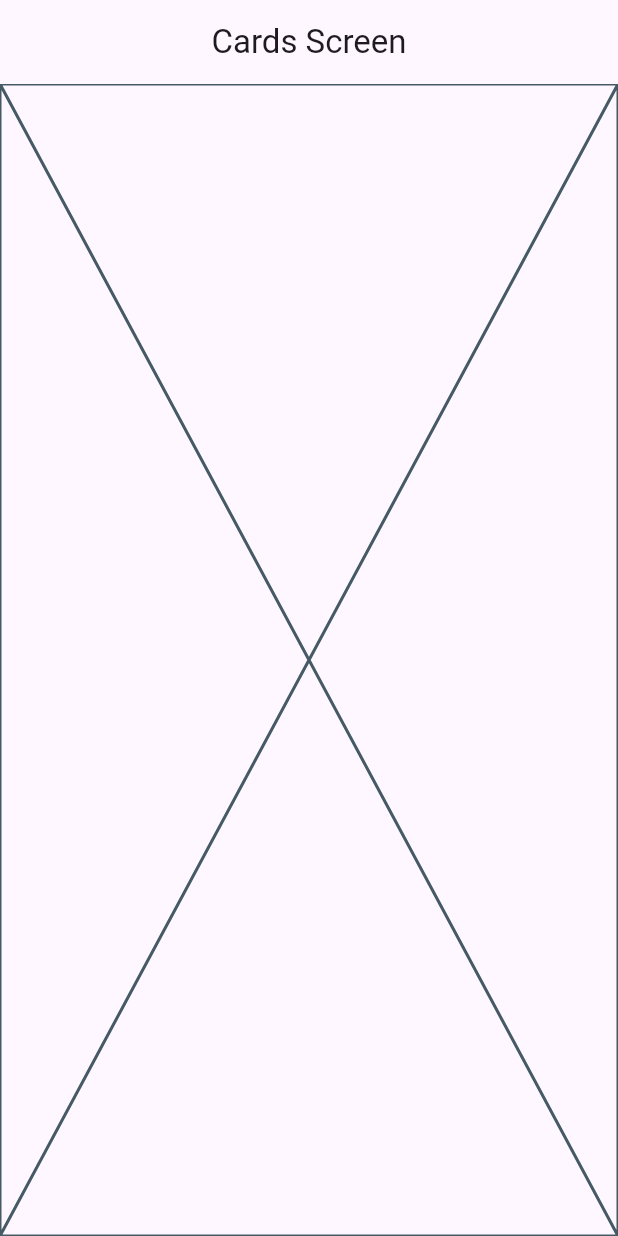
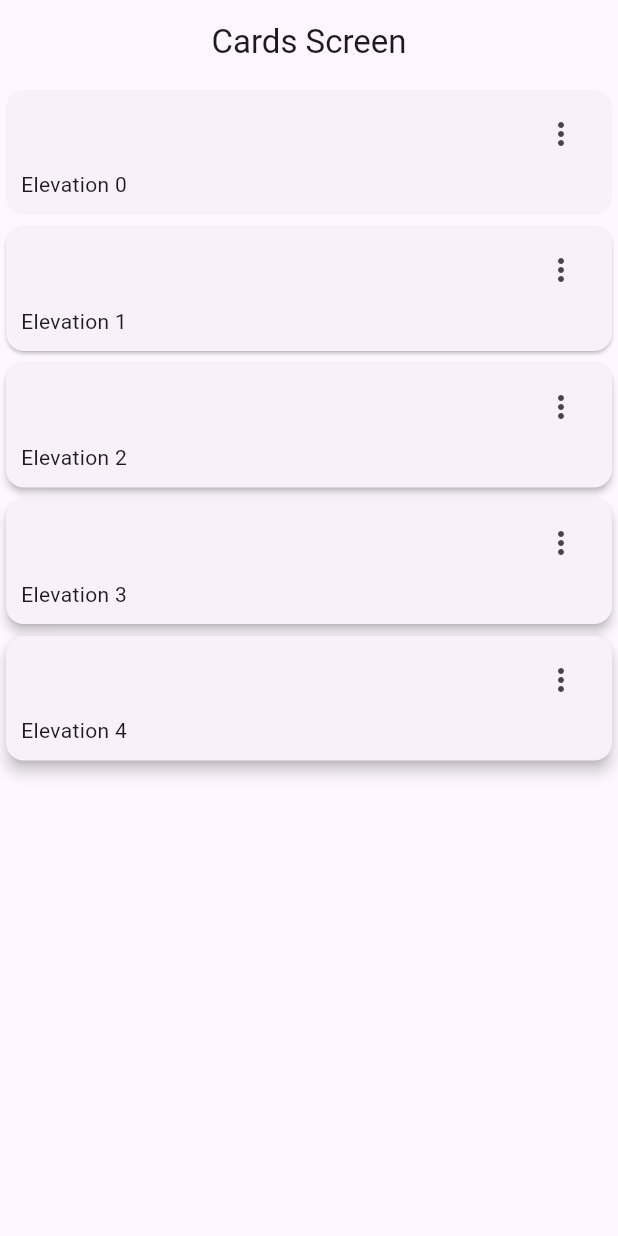
Before and after one commit to rodriandres/flutter-widgets-app, a Flutter app: the CardsScreen screen opened by its route, on a phone screen of 412 x 824 dp. Run offline on Flutter 3.47's test engine with Material 3 defaults, Android fonts, the phone set to English and light mode, and no system bars; our stand-ins replace go_router.

Commit message:
custom cards columns

```diff
--- a/lib/presentations/screens/cards/cards_screen.dart
+++ b/lib/presentations/screens/cards/cards_screen.dart
@@ -1,5 +1,14 @@
 
 import 'package:flutter/material.dart';
+import 'package:flutter/widgets.dart';
+
+const cards = <Map<String, dynamic>> [
+  { 'elevation': 0.0, 'label': 'Elevation 0' },
+  { 'elevation': 1.0, 'label': 'Elevation 1'  },
+  { 'elevation': 2.0, 'label': 'Elevation 2' },
+  { 'elevation': 3.0, 'label': 'Elevation 3'  },
+  { 'elevation': 4.0, 'label': 'Elevation 4' },
+];
 
 class CardsScreen extends StatelessWidget {
   static const String name = 'cards_screen';
@@ -12,7 +21,63 @@ class CardsScreen extends StatelessWidget {
       appBar: AppBar(
         title: const Text('Cards Screen'),
       ),
-      body: const Placeholder(),
+      body: _CardsView(),
     );
   }
 }
+
+class _CardsView extends StatelessWidget {
+  const _CardsView();
+
+  @override
+  Widget build(BuildContext context) {
+    return SingleChildScrollView(
+
+      child: Column(
+        children: [
+          ...cards.map(
+            (card) => _CardsType1(elevation: card['elevation'], label: card['label'],)
+          ),
+        ],
+      ),
+    );
+  }
+}
+
+
+class _CardsType1 extends StatelessWidget {
+
+  final String label;
+  final double elevation;
+
+
+  const _CardsType1({
+    required this.elevation,
+    required this.label
+  });
+
+  @override
+  Widget build(BuildContext context) {
+    return Card(
+      elevation: elevation,
+      child: Padding(
+        padding: const EdgeInsets.fromLTRB(10, 5, 10, 10),
+        child: Column(
+          children: [
+            Align(
+              alignment: Alignment.topRight,
+              child: IconButton(
+                icon: Icon( Icons.more_vert_outlined ),
+                onPressed: () {},
+              )
+            ),
+            Align(
+              alignment: Alignment.bottomLeft,
+              child: Text(label),
+            )
+          ],
+        ),
+      ),
+    );
+  }
+}
```
